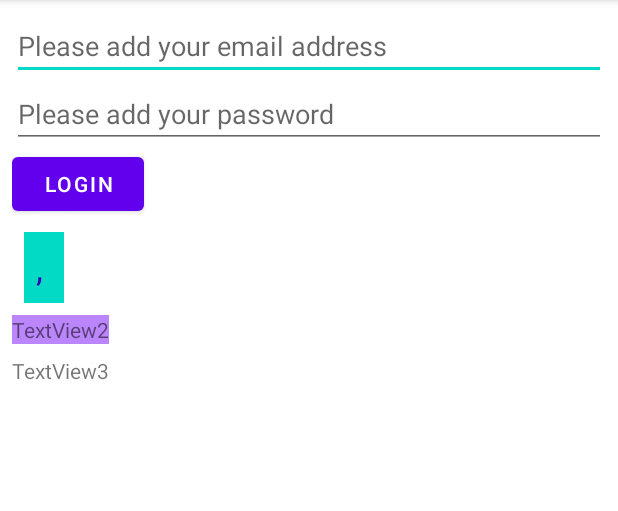
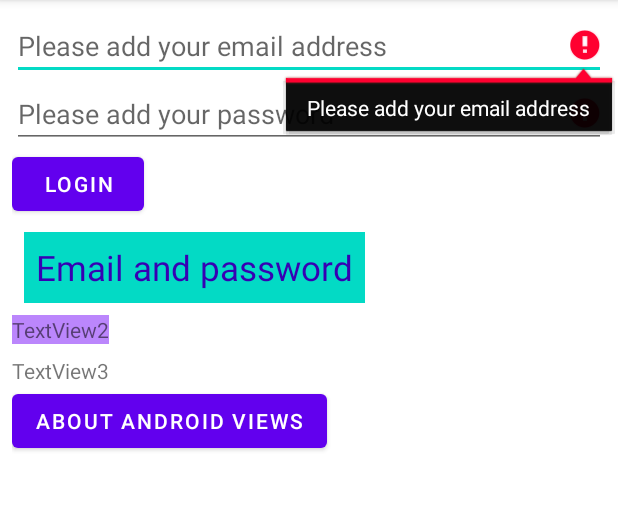
Before and after one commit to AlexandruPaul21/AndroidFall2022-Google, an Android app: the screen it shows after launch (MainActivity), after a tap on "LOGIN", on a phone screen of 412 x 824 dp, the part 84-595 px from its top. Run offline under Robolectric (Android 15) with nearby library versions, the phone set to English and light mode, and no system bars.

Commit message:
Views update

```diff
--- a/app/src/main/java/com/alexsirbu/androidfall2022/MainActivity.java
+++ b/app/src/main/java/com/alexsirbu/androidfall2022/MainActivity.java
@@ -2,35 +2,73 @@ package com.alexsirbu.androidfall2022;
 
 import androidx.appcompat.app.AppCompatActivity;
 
+import android.content.Intent;
 import android.os.Bundle;
+import android.util.Log;
+import android.util.Patterns;
 import android.view.View;
+import android.widget.Button;
 import android.widget.EditText;
 import android.widget.TextView;
+import android.widget.Toast;
 
 public class MainActivity extends AppCompatActivity {
+    private static final String TAG = "Main Activity";
 
     private EditText editTextEmail;
     private EditText editTextPassword;
     private TextView textViewDisplayAccount;
+    private Button buttonDisplayAboutAndroid;
 
     @Override
     protected void onCreate(Bundle savedInstanceState) {
         super.onCreate(savedInstanceState);
         setContentView(R.layout.login);
 
+        setupViews();
+        displayAboutAndroidOnClick();
+    }
+
+    private void setupViews() {
         editTextEmail = findViewById(R.id.editTextEmailAddress);
         editTextPassword = findViewById(R.id.editTextPassword);
         textViewDisplayAccount = findViewById(R.id.textViewDisplayAccount);
-
-
-
+        buttonDisplayAboutAndroid = findViewById(R.id.buttonAboutAndroid);
     }
 
-    //what could be improved here ????
-    // check if either of them are void
+    private void displayAboutAndroidOnClick() {
+        buttonDisplayAboutAndroid.setOnClickListener(view -> {
+            Intent moveFromMainToAboutAndroidActivity = new Intent(MainActivity.this, AboutAndroid.class);
+            startActivity(moveFromMainToAboutAndroidActivity);
+        });
+    }
+
     public void loginOnClick(View view) {
         String email = editTextEmail.getText().toString();
         String password = editTextPassword.getText().toString();
-        textViewDisplayAccount.setText(String.format("%s, %s", email, password));
+
+        boolean valid = true;
+        if (!(email.length() > 0)) {
+            editTextEmail.setError(getString(R.string.email_error));
+            Log.e(TAG, "email empty");
+            valid = false;
+        }
+
+        if (!(password.length() > 0)) {
+            editTextPassword.setError(getString(R.string.password_error));
+            Log.e(TAG, "password empty");
+            valid = false;
+        }
+
+        if (!Patterns.EMAIL_ADDRESS.matcher(email).matches()) {
+            //editTextEmail.setError("Email is not valid");
+            Toast.makeText(MainActivity.this, getString(R.string.email_not_valid), Toast.LENGTH_LONG)
+                    .show();
+            valid = false;
+        }
+
+        if (valid) {
+            textViewDisplayAccount.setText(String.format("%s, %s", email, password));
+        }
     }
 }
--- a/app/src/main/res/layout/login.xml
+++ b/app/src/main/res/layout/login.xml
@@ -29,9 +29,9 @@
         android:id="@+id/textViewDisplayAccount"
         android:layout_width="wrap_content"
         android:layout_height="wrap_content"
-        android:layout_margin="8dp"
+        android:layout_margin="@dimen/small_space"
         android:background="@color/teal_200"
-        android:padding="8dp"
+        android:padding="@dimen/small_space"
         android:text="@string/email_and_password"
         android:textColor="@color/purple_700"
         android:textSize="23sp" />
@@ -39,7 +39,7 @@
     <TextView
         android:layout_width="wrap_content"
         android:layout_height="wrap_content"
-        android:layout_marginBottom="8dp"
+        android:layout_marginBottom="@dimen/small_space"
         android:background="@color/purple_200"
         android:text="@string/textview2" />
 
@@ -47,4 +47,10 @@
         android:layout_width="wrap_content"
         android:layout_height="wrap_content"
         android:text="@string/textview3" />
+
+    <Button
+        android:id="@+id/buttonAboutAndroid"
+        android:layout_width="wrap_content"
+        android:layout_height="wrap_content"
+        android:text="@string/about_android_views" />
 </LinearLayout>
--- /dev/null
+++ b/app/src/main/res/values/dimens.xml
@@ -0,0 +1,4 @@
+<?xml version="1.0" encoding="utf-8"?>
+<resources>
+    <dimen name="small_space">8dp</dimen>
+</resources>
--- a/app/src/main/res/values/strings.xml
+++ b/app/src/main/res/values/strings.xml
@@ -6,4 +6,16 @@
     <string name="email_and_password">Email and password</string>
     <string name="textview2">TextView2</string>
     <string name="textview3">TextView3</string>
+    <string name="email_error">Please add your email address</string>
+    <string name="password_error">Password cannot be void</string>
+    <string name="email_not_valid">Email is not valid</string>
+    <string name="about_android_views">About Android views</string>
+    <string name="about_android">About Android</string>
+    <string name="accept_t_c">Accept Terms and Conditions</string>
+    <string name="yes">Yes</string>
+    <string name="no">No</string>
+    <string name="enable_back_up">Enable back-up</string>
+    <string name="text_1">Text 1</string>
+    <string name="text_2">Text 2</string>
+    <string name="text_3">Text 3</string>
 </resources>
```
Also changed, not shown: app/src/main/AndroidManifest.xml (+7 -0 lines), app/src/main/java/com/alexsirbu/androidfall2022/AboutAndroid.java (added, +32 -0 lines), app/src/main/res/layout/activity_about_android.xml (added, +107 -0 lines), app/src/main/res/drawable/android_landscape.jpg (added).
